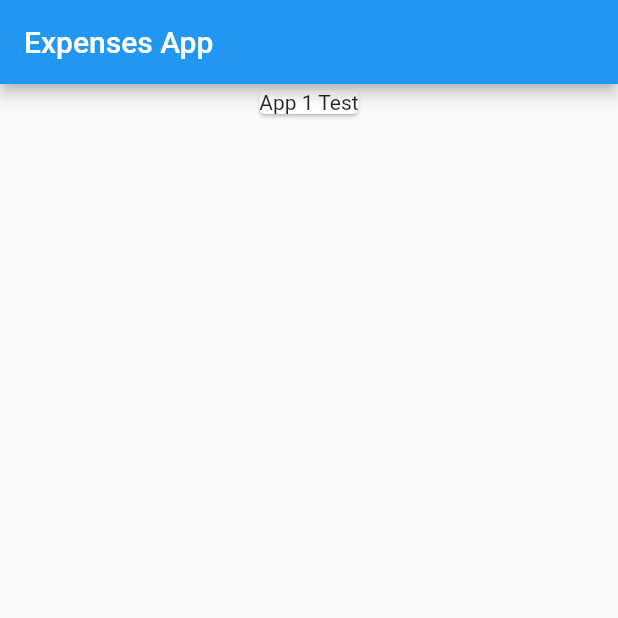
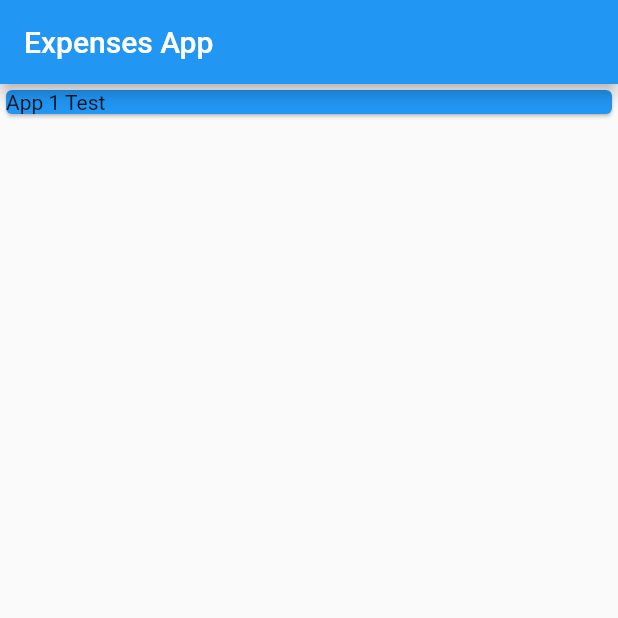
Before and after one commit to JunoSoft/expensesappflutter, a Flutter app: the screen it shows after launch, on a phone screen of 412 x 824 dp, the top half of it. Run offline on Flutter 3.47's test engine with Material 2 defaults, Android fonts, the phone set to English and light mode, and no system bars.

Commit message:
added widget

```diff
--- a/lib/main.dart
+++ b/lib/main.dart
@@ -12,36 +12,33 @@ class MyApp extends StatelessWidget {
     return MaterialApp(
       title: 'Flutter Demo',
       theme: ThemeData(
-
         primarySwatch: Colors.blue,
       ),
-      home:  _MyHomePage(),
+      home: _MyHomePage(),
     );
   }
 }
 
-class _MyHomePage extends StatelessWidget{
-
-
-
+class _MyHomePage extends StatelessWidget {
   @override
   Widget build(BuildContext context) {
-
     return Scaffold(
       appBar: AppBar(
-
-        title:const  Text("Expenses App"),
+        title: const Text("Expenses App"),
       ),
       body: Center(
-
         child: Column(
-
-          children: const [
-           Card(child: Text('App 1 Test'),),
+          children: <Widget>[
+            Container(
+              width: double.infinity,
+              child:const Card(
+                child: Text('App 1 Test'),
+                color: Colors.blue,
+              ),
+            ),
           ],
         ),
       ),
-
     );
   }
 }
```
